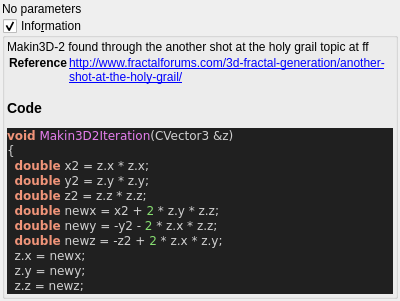
Above: mandelbulber2/qt_data/fractal_makin3d2.ui from buddhi1980/mandelbulber2 before the change. Below: the same form after it.
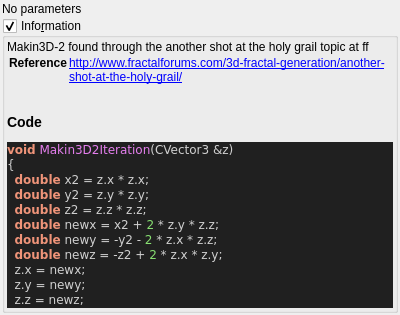
That is the form after the change. Custom widgets are drawn as their Qt base class.

Commit message:
stripped code highlight output to body tag
 the surrounding part (HTML Tag and comment) contained version specific parts.
 Now only the body tag will be written to the ui file,
 so the complete output of populateUiInformation.php should be reproducable.

 Also readded broken symlinks in deploy/share/mandelbulber2

What changed in the file:
```diff
--- a/mandelbulber2/qt_data/fractal_makin3d2.ui
+++ b/mandelbulber2/qt_data/fractal_makin3d2.ui
@@ -67,17 +67,12 @@
        <widget class="QLabel" name="label_code_content">
         <property name="text">
          <string>&lt;p&gt;Makin3D-2 found through the another shot at the holy grail topic at ff&lt;/p&gt;&lt;table&gt;
-&lt;tr&gt;&lt;th&gt;Reference&lt;/th&gt;&lt;td&gt;&lt;a href=&quot;http://www.fractalforums.com/3d-fractal-generation/another-shot-at-the-holy-grail/&quot;&gt;http://www.fractalforums.com/3d-fractal-generation/another-shot-at-the-holy-grail/&lt;/a&gt;&lt;/td&gt;&lt;/tr&gt;
+&lt;tr&gt;&lt;th&gt;Reference&lt;/th&gt;&lt;td&gt;&lt;a href=&quot;http://www.fractalforums.com/3d-fractal-generation/another-shot-at-the-holy-grail/&quot;&gt;http://www.fractalforums.com/3d-fractal-generation/another-shot-at-the-holy-grail/&lt;br&gt;
+&lt;/td&gt;&lt;/tr&gt;
 &lt;/table&gt;
 &lt;h3&gt;Code&lt;/h3&gt;
-&lt;!DOCTYPE HTML PUBLIC &quot;-//W3C//DTD HTML 4.0 Transitional//EN&quot;&gt;
-&lt;html&gt;
-&lt;head&gt;
-&lt;meta http-equiv=&quot;content-type&quot; content=&quot;text/html; charset=ISO-8859-1&quot;&gt;
-&lt;title&gt;Source file&lt;/title&gt;
-&lt;/head&gt;
 &lt;body style=&quot;background-color:#202020&quot;&gt;
-&lt;pre style=&quot;color:#d0d0d0; background-color:#202020;  font-family:'Courier New';&quot;&gt;&lt;span style=&quot;color:#f09479; font-weight:bold&quot;&gt;void&lt;/span&gt; &lt;span style=&quot;color:#e47eed&quot;&gt;Makin3D2Iteration&lt;/span&gt;&lt;span style=&quot;color:#d0d0d0&quot;&gt;(&lt;/span&gt;CVector3 &lt;span style=&quot;color:#d0d0d0&quot;&gt;&amp;amp;&lt;/span&gt;z&lt;span style=&quot;color:#d0d0d0&quot;&gt;)&lt;/span&gt;
+&lt;pre style=&quot;color:#d0d0d0; background-color:#202020;  font-family:'Courier New',monospace;&quot;&gt;&lt;span style=&quot;color:#f09479; font-weight:bold&quot;&gt;void&lt;/span&gt; &lt;span style=&quot;color:#e47eed&quot;&gt;Makin3D2Iteration&lt;/span&gt;&lt;span style=&quot;color:#d0d0d0&quot;&gt;(&lt;/span&gt;CVector3 &lt;span style=&quot;color:#d0d0d0&quot;&gt;&amp;amp;&lt;/span&gt;z&lt;span style=&quot;color:#d0d0d0&quot;&gt;)&lt;/span&gt;
 &lt;span style=&quot;color:#d0d0d0&quot;&gt;{&lt;/span&gt;
   &lt;span style=&quot;color:#f09479; font-weight:bold&quot;&gt;double&lt;/span&gt; x2 &lt;span style=&quot;color:#d0d0d0&quot;&gt;=&lt;/span&gt; z&lt;span style=&quot;color:#d0d0d0&quot;&gt;.&lt;/span&gt;x &lt;span style=&quot;color:#d0d0d0&quot;&gt;*&lt;/span&gt; z&lt;span style=&quot;color:#d0d0d0&quot;&gt;.&lt;/span&gt;x&lt;span style=&quot;color:#d0d0d0&quot;&gt;;&lt;/span&gt;
   &lt;span style=&quot;color:#f09479; font-weight:bold&quot;&gt;double&lt;/span&gt; y2 &lt;span style=&quot;color:#d0d0d0&quot;&gt;=&lt;/span&gt; z&lt;span style=&quot;color:#d0d0d0&quot;&gt;.&lt;/span&gt;y &lt;span style=&quot;color:#d0d0d0&quot;&gt;*&lt;/span&gt; z&lt;span style=&quot;color:#d0d0d0&quot;&gt;.&lt;/span&gt;y&lt;span style=&quot;color:#d0d0d0&quot;&gt;;&lt;/span&gt;
@@ -90,10 +85,7 @@
   z&lt;span style=&quot;color:#d0d0d0&quot;&gt;.&lt;/span&gt;z &lt;span style=&quot;color:#d0d0d0&quot;&gt;=&lt;/span&gt; newz&lt;span style=&quot;color:#d0d0d0&quot;&gt;;&lt;/span&gt;
 &lt;span style=&quot;color:#d0d0d0&quot;&gt;}&lt;/span&gt;
 &lt;/pre&gt;
-&lt;/body&gt;
-&lt;/html&gt;
-&lt;!--HTML generated by highlight 3.9, http://www.andre-simon.de/--&gt;
-</string>
+&lt;/body&gt;</string>
         </property>
         <property name="wordWrap">
          <bool>true</bool>
```
The commit also changes 109 other files.
